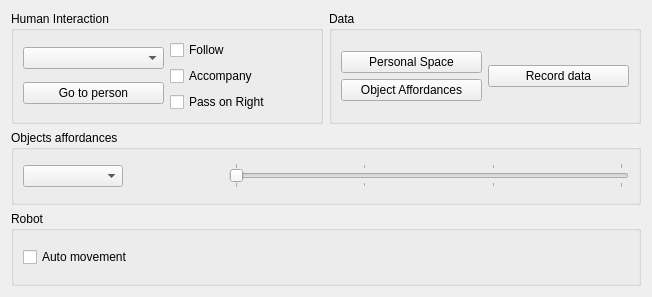
robocomp/robocomp-viriato, file components/newSocialNavigationAgent/src/mainUI.ui: the form before one commit.
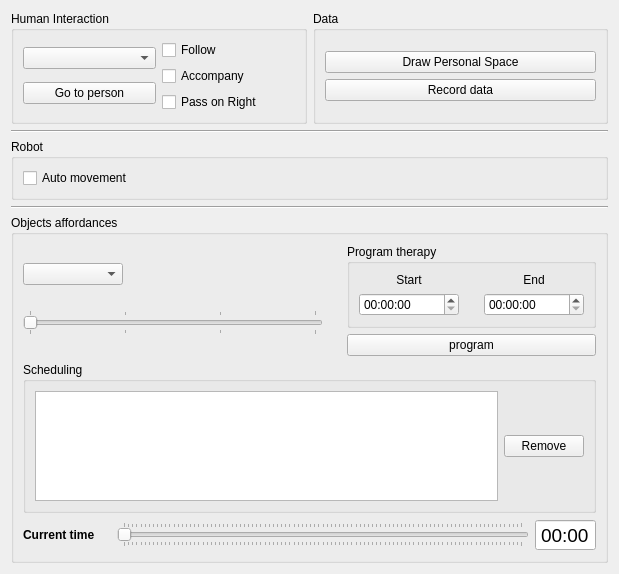
The form after the commit.

Commit message: therapies with objects now can be programmed and the cost of the affordances is dependent of the schedule.

```diff
--- a/components/newSocialNavigationAgent/src/mainUI.ui
+++ b/components/newSocialNavigationAgent/src/mainUI.ui
@@ -6,8 +6,8 @@
    <rect>
     <x>0</x>
     <y>0</y>
-    <width>652</width>
-    <height>297</height>
+    <width>619</width>
+    <height>574</height>
    </rect>
   </property>
   <property name="windowTitle">
@@ -87,18 +87,9 @@
               <item>
                <widget class="QPushButton" name="draw_gaussian_button">
                 <property name="text">
-                 <string>Personal Space</string>
+                 <string>Draw Personal Space</string>
                 </property>
                </widget>
-              </item>
-              <item>
-               <widget class="QPushButton" name="draw_objects_button">
-                <property name="text">
-                 <string>Object Affordances</string>
-                </property>
-               </widget>
-              </item>
-             </layout>
             </item>
             <item>
              <widget class="QPushButton" name="save_data_button">
@@ -112,17 +103,56 @@
          </layout>
         </item>
        </layout>
+        </item>
+       </layout>
       </widget>
      </item>
     </layout>
    </item>
+   <item>
+    <widget class="Line" name="line">
+     <property name="orientation">
+      <enum>Qt::Horizontal</enum>
+     </property>
+    </widget>
+   </item>
+   <item>
+    <widget class="QGroupBox" name="groupBox_2">
+     <property name="title">
+      <string>Robot</string>
+     </property>
+     <layout class="QHBoxLayout" name="horizontalLayout_6">
+      <item>
+       <widget class="QCheckBox" name="robotMov_checkbox">
+        <property name="text">
+         <string>Auto movement</string>
+        </property>
+        <property name="checked">
+         <bool>false</bool>
+        </property>
+       </widget>
+      </item>
+     </layout>
+    </widget>
+   </item>
+   <item>
+    <widget class="Line" name="line_2">
+     <property name="orientation">
+      <enum>Qt::Horizontal</enum>
+     </property>
+    </widget>
+   </item>
    <item>
     <widget class="QGroupBox" name="groupBox">
      <property name="title">
       <string>Objects affordances</string>
      </property>
+     <layout class="QVBoxLayout" name="verticalLayout_5">
+      <item>
      <layout class="QHBoxLayout" name="horizontalLayout_5">
       <item>
+         <layout class="QVBoxLayout" name="verticalLayout_6">
+          <item>
        <widget class="QComboBox" name="idobject_combobox">
         <property name="minimumSize">
          <size>
@@ -138,24 +168,11 @@
         </property>
        </widget>
       </item>
-      <item>
-       <spacer name="horizontalSpacer">
-        <property name="orientation">
-         <enum>Qt::Horizontal</enum>
-        </property>
-        <property name="sizeHint" stdset="0">
-         <size>
-          <width>40</width>
-          <height>20</height>
-         </size>
-        </property>
-       </spacer>
-      </item>
       <item>
        <widget class="QSlider" name="object_slider">
         <property name="minimumSize">
          <size>
-          <width>400</width>
+              <width>300</width>
           <height>0</height>
          </size>
         </property>
@@ -319,23 +336,208 @@
        </widget>
       </item>
      </layout>
-    </widget>
-   </item>
+        </item>
+        <item>
+         <spacer name="horizontalSpacer">
+          <property name="orientation">
+           <enum>Qt::Horizontal</enum>
+          </property>
+          <property name="sizeHint" stdset="0">
+           <size>
+            <width>40</width>
+            <height>20</height>
+           </size>
+          </property>
+         </spacer>
+        </item>
+        <item>
+         <layout class="QVBoxLayout" name="verticalLayout_12">
+          <item>
+           <widget class="QGroupBox" name="groupBox_3">
+            <property name="title">
+             <string>Program therapy</string>
+            </property>
+            <layout class="QGridLayout" name="gridLayout">
+             <item row="0" column="1">
+              <widget class="QLabel" name="label_2">
+               <property name="text">
+                <string>Start</string>
+               </property>
+               <property name="alignment">
+                <set>Qt::AlignCenter</set>
+               </property>
+              </widget>
+             </item>
+             <item row="0" column="3">
+              <widget class="QLabel" name="label_3">
+               <property name="text">
+                <string>End</string>
+               </property>
+               <property name="alignment">
+                <set>Qt::AlignCenter</set>
+               </property>
+              </widget>
+             </item>
+             <item row="1" column="1">
+              <widget class="QTimeEdit" name="startTherapy_timeEdit">
+               <property name="minimumSize">
+                <size>
+                 <width>100</width>
+                 <height>0</height>
+                </size>
+               </property>
+               <property name="maximumSize">
+                <size>
+                 <width>100</width>
+                 <height>16777215</height>
+                </size>
+               </property>
+               <property name="currentSection">
+                <enum>QDateTimeEdit::HourSection</enum>
+               </property>
+              </widget>
+             </item>
+             <item row="1" column="3">
+              <widget class="QTimeEdit" name="endTherapy_timeEdit">
+               <property name="minimumSize">
+                <size>
+                 <width>100</width>
+                 <height>0</height>
+                </size>
+               </property>
+               <property name="maximumSize">
+                <size>
+                 <width>100</width>
+                 <height>16777215</height>
+                </size>
+               </property>
+              </widget>
+             </item>
+             <item row="1" column="2">
+              <spacer name="horizontalSpacer_3">
+               <property name="orientation">
+                <enum>Qt::Horizontal</enum>
+               </property>
+               <property name="sizeHint" stdset="0">
+                <size>
+                 <width>40</width>
+                 <height>20</height>
+                </size>
+               </property>
+              </spacer>
+             </item>
+            </layout>
+           </widget>
+          </item>
    <item>
-    <widget class="QGroupBox" name="groupBox_2">
+           <widget class="QPushButton" name="setTherapy_button">
+            <property name="text">
+             <string>program</string>
+            </property>
+           </widget>
+          </item>
+         </layout>
+        </item>
+       </layout>
+      </item>
+      <item>
+       <widget class="QGroupBox" name="groupBox_4">
      <property name="title">
-      <string>Robot</string>
-     </property>
-     <layout class="QHBoxLayout" name="horizontalLayout_6">
+         <string>Scheduling</string>
+        </property>
+        <layout class="QHBoxLayout" name="horizontalLayout_3">
       <item>
-       <widget class="QCheckBox" name="robotMov_checkbox">
+          <widget class="QListWidget" name="therapies_list">
+           <property name="minimumSize">
+            <size>
+             <width>300</width>
+             <height>0</height>
+            </size>
+           </property>
+          </widget>
+         </item>
+         <item>
+          <widget class="QPushButton" name="removeT_button">
         <property name="text">
-         <string>Auto movement</string>
-        </property>
-        <property name="checked">
+            <string>Remove</string>
+           </property>
+          </widget>
+         </item>
+        </layout>
+       </widget>
+      </item>
+      <item>
+       <layout class="QHBoxLayout" name="horizontalLayout_7">
+        <item>
+         <widget class="QLabel" name="label">
+          <property name="font">
+           <font>
+            <weight>75</weight>
+            <bold>true</bold>
+           </font>
+          </property>
+          <property name="text">
+           <string>Current time     </string>
+          </property>
+          <property name="alignment">
+           <set>Qt::AlignCenter</set>
+          </property>
+         </widget>
+        </item>
+        <item>
+         <widget class="QSlider" name="currtime_slider">
+          <property name="maximum">
+           <number>1440</number>
+          </property>
+          <property name="singleStep">
+           <number>15</number>
+          </property>
+          <property name="pageStep">
+           <number>15</number>
+          </property>
+          <property name="orientation">
+           <enum>Qt::Horizontal</enum>
+          </property>
+          <property name="tickPosition">
+           <enum>QSlider::TicksBothSides</enum>
+          </property>
+         </widget>
+        </item>
+        <item>
+         <widget class="QTimeEdit" name="currentTime_timeEdit">
+          <property name="font">
+           <font>
+            <pointsize>14</pointsize>
+           </font>
+          </property>
+          <property name="alignment">
+           <set>Qt::AlignCenter</set>
+          </property>
+          <property name="buttonSymbols">
+           <enum>QAbstractSpinBox::NoButtons</enum>
+          </property>
+          <property name="maximumTime">
+           <time>
+            <hour>23</hour>
+            <minute>59</minute>
+            <second>59</second>
+           </time>
+          </property>
+          <property name="currentSection">
+           <enum>QDateTimeEdit::MinuteSection</enum>
+          </property>
+          <property name="displayFormat">
+           <string>HH:mm</string>
+          </property>
+          <property name="calendarPopup">
          <bool>false</bool>
         </property>
-       </widget>
+          <property name="currentSectionIndex">
+           <number>1</number>
+          </property>
+         </widget>
+        </item>
+       </layout>
       </item>
      </layout>
     </widget>
```
Lines whose indentation alone changed are shown as unchanged. The commit also changes 6 other files.
